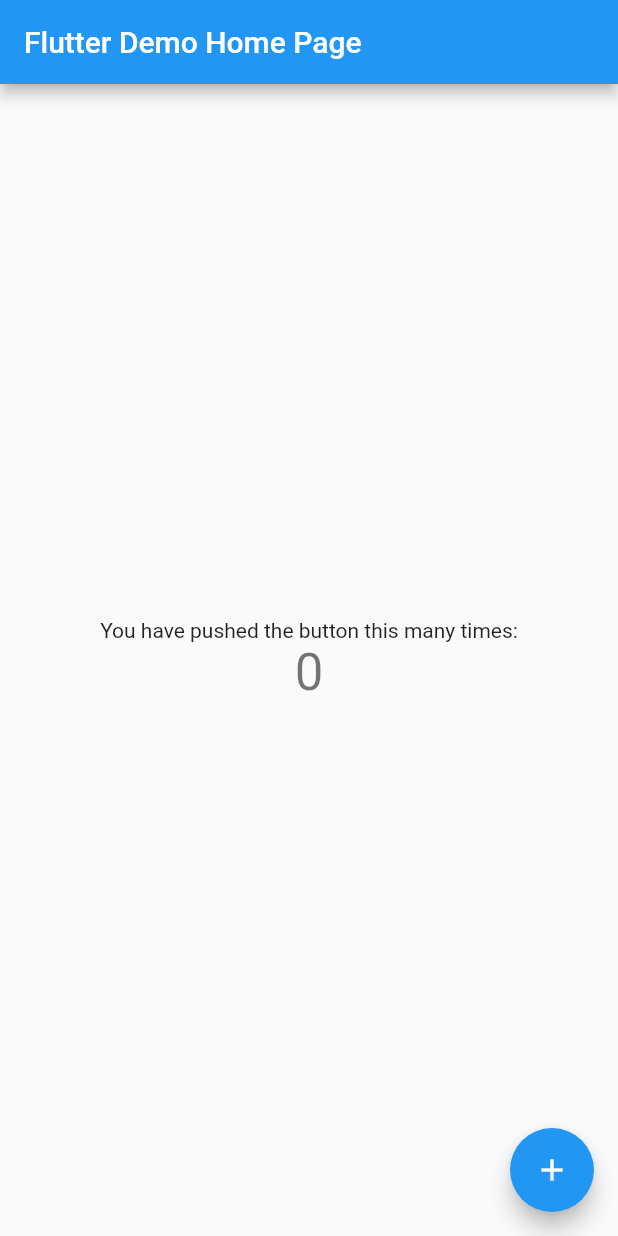
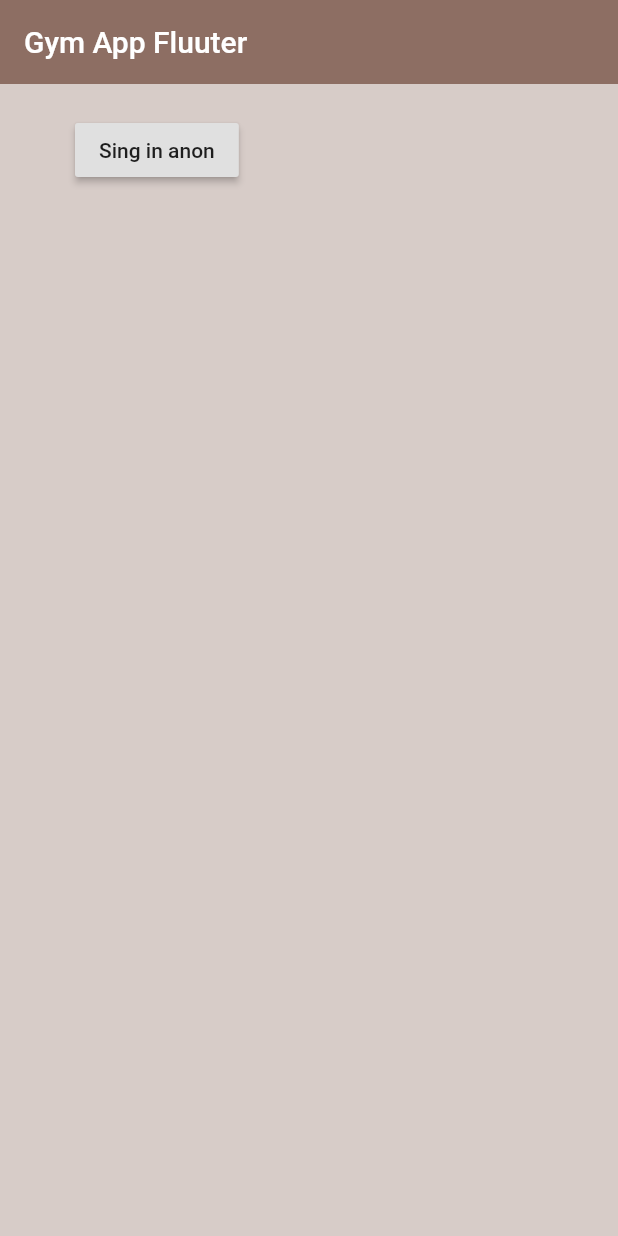
Before and after one commit to AndreiSzA1999/GymAppFlutter, a Flutter app: the screen it shows after launch, on a phone screen of 412 x 824 dp. Run offline on Flutter 3.47's test engine with Material 2 defaults, Android fonts, the phone set to English and light mode, and no system bars; our stand-ins replace firebase_auth, firebase_core; accounts and stored records are empty.

Commit message:
Firebase Installed & Project Structure Created & Anon User Login Methon Created and working

```diff
--- /dev/null
+++ b/lib/Models/user.dart
@@ -0,0 +1,7 @@
+class Usermodel{
+
+  final String uid;
+
+  Usermodel(this.uid);
+
+}
--- a/lib/main.dart
+++ b/lib/main.dart
@@ -1,117 +1,19 @@
 import 'package:flutter/material.dart';
 
-void main() {
+import 'package:firebase_core/firebase_core.dart';
+
+import 'package:gym_app_flutter/screens/wrapper.dart';
+Future<void> main() async {
+  WidgetsFlutterBinding.ensureInitialized();
+  await Firebase.initializeApp();
   runApp(MyApp());
 }
 
 class MyApp extends StatelessWidget {
-  // This widget is the root of your application.
   @override
   Widget build(BuildContext context) {
     return MaterialApp(
-      title: 'Flutter Demo',
-      theme: ThemeData(
-        // This is the theme of your application.
-        //
-        // Try running your application with "flutter run". You'll see the
-        // application has a blue toolbar. Then, without quitting the app, try
-        // changing the primarySwatch below to Colors.green and then invoke
-        // "hot reload" (press "r" in the console where you ran "flutter run",
-        // or simply save your changes to "hot reload" in a Flutter IDE).
-        // Notice that the counter didn't reset back to zero; the application
-        // is not restarted.
-        primarySwatch: Colors.blue,
-        // This makes the visual density adapt to the platform that you run
-        // the app on. For desktop platforms, the controls will be smaller and
-        // closer together (more dense) than on mobile platforms.
-        visualDensity: VisualDensity.adaptivePlatformDensity,
-      ),
-      home: MyHomePage(title: 'Flutter Demo Home Page'),
+        home: Wrapper(),
     );
   }
 }
-
-class MyHomePage extends StatefulWidget {
-  MyHomePage({Key key, this.title}) : super(key: key);
-
-  // This widget is the home page of your application. It is stateful, meaning
-  // that it has a State object (defined below) that contains fields that affect
-  // how it looks.
-
-  // This class is the configuration for the state. It holds the values (in this
-  // case the title) provided by the parent (in this case the App widget) and
-  // used by the build method of the State. Fields in a Widget subclass are
-  // always marked "final".
-
-  final String title;
-
-  @override
-  _MyHomePageState createState() => _MyHomePageState();
-}
-
-class _MyHomePageState extends State<MyHomePage> {
-  int _counter = 0;
-
-  void _incrementCounter() {
-    setState(() {
-      // This call to setState tells the Flutter framework that something has
-      // changed in this State, which causes it to rerun the build method below
-      // so that the display can reflect the updated values. If we changed
-      // _counter without calling setState(), then the build method would not be
-      // called again, and so nothing would appear to happen.
-      _counter++;
-    });
-  }
-
-  @override
-  Widget build(BuildContext context) {
-    // This method is rerun every time setState is called, for instance as done
-    // by the _incrementCounter method above.
-    //
-    // The Flutter framework has been optimized to make rerunning build methods
-    // fast, so that you can just rebuild anything that needs updating rather
-    // than having to individually change instances of widgets.
-    return Scaffold(
-      appBar: AppBar(
-        // Here we take the value from the MyHomePage object that was created by
-        // the App.build method, and use it to set our appbar title.
-        title: Text(widget.title),
-      ),
-      body: Center(
-        // Center is a layout widget. It takes a single child and positions it
-        // in the middle of the parent.
-        child: Column(
-          // Column is also a layout widget. It takes a list of children and
-          // arranges them vertically. By default, it sizes itself to fit its
-          // children horizontally, and tries to be as tall as its parent.
-          //
-          // Invoke "debug painting" (press "p" in the console, choose the
-          // "Toggle Debug Paint" action from the Flutter Inspector in Android
-          // Studio, or the "Toggle Debug Paint" command in Visual Studio Code)
-          // to see the wireframe for each widget.
-          //
-          // Column has various properties to control how it sizes itself and
-          // how it positions its children. Here we use mainAxisAlignment to
-          // center the children vertically; the main axis here is the vertical
-          // axis because Columns are vertical (the cross axis would be
-          // horizontal).
-          mainAxisAlignment: MainAxisAlignment.center,
-          children: <Widget>[
-            Text(
-              'You have pushed the button this many times:',
-            ),
-            Text(
-              '$_counter',
-              style: Theme.of(context).textTheme.headline4,
-            ),
-          ],
-        ),
-      ),
-      floatingActionButton: FloatingActionButton(
-        onPressed: _incrementCounter,
-        tooltip: 'Increment',
-        child: Icon(Icons.add),
-      ), // This trailing comma makes auto-formatting nicer for build methods.
-    );
-  }
-}
--- /dev/null
+++ b/lib/screens/authenticate/authenticate.dart
@@ -0,0 +1,16 @@
+import 'package:flutter/material.dart';
+import 'package:gym_app_flutter/screens/authenticate/sing_in.dart';
+
+class Authenticate extends StatefulWidget {
+  @override
+  _AuthenticateState createState() => _AuthenticateState();
+}
+
+class _AuthenticateState extends State<Authenticate> {
+  @override
+  Widget build(BuildContext context) {
+    return Container(
+      child: SingIn(),
+    );
+  }
+}
--- /dev/null
+++ b/lib/screens/authenticate/sing_in.dart
@@ -0,0 +1,39 @@
+import "package:flutter/material.dart";
+import 'package:gym_app_flutter/services/auth.dart';
+
+class SingIn extends StatefulWidget {
+  @override
+  _SingInState createState() => _SingInState();
+}
+
+class _SingInState extends State<SingIn> {
+
+  final AuthService _auth = AuthService();
+
+  @override
+  Widget build(BuildContext context) {
+    return Scaffold(
+      backgroundColor: Colors.brown[100],
+      appBar: AppBar(
+        backgroundColor: Colors.brown[400],
+        elevation: 0.0,
+        title: Text("Gym App Fluuter"),
+      ),
+      body: Container(
+        padding: EdgeInsets.symmetric(vertical: 20.0, horizontal: 50.0),
+        child: RaisedButton(
+          child: Text("Sing in anon"),
+          onPressed: () async {
+            dynamic result =  await _auth.signInAnon();
+            if(result == null){
+              print("Error signing in");
+            }else{
+              print("singed in");
+              print(result.uid);
+            }
+          },
+        ),
+      ),
+    );
+  }
+}
--- /dev/null
+++ b/lib/screens/wrapper.dart
@@ -0,0 +1,12 @@
+import 'package:flutter/material.dart';
+import 'package:gym_app_flutter/screens/authenticate/authenticate.dart';
+import 'package:gym_app_flutter/screens/authenticate/sing_in.dart';
+import 'package:gym_app_flutter/screens/home/home.dart';
+
+class Wrapper extends StatelessWidget {
+  @override
+  Widget build(BuildContext context) {
+    //Return either home or authenticate widget
+    return Authenticate();
+  }
+}
--- a/pubspec.yaml
+++ b/pubspec.yaml
@@ -28,6 +28,9 @@ dependencies:
   # The following adds the Cupertino Icons font to your application.
   # Use with the CupertinoIcons class for iOS style icons.
   cupertino_icons: ^1.0.0
+  firebase_auth: ^0.20.0+1
+  cloud_firestore: ^0.16.0
+  firebase_core : ^0.7.0
 
 dev_dependencies:
   flutter_test:
```
Also changed, not shown: lib/screens/home/home.dart (added, +10 -0 lines), lib/services/auth.dart (added, +41 -0 lines), pubspec.lock, 4 other files.
